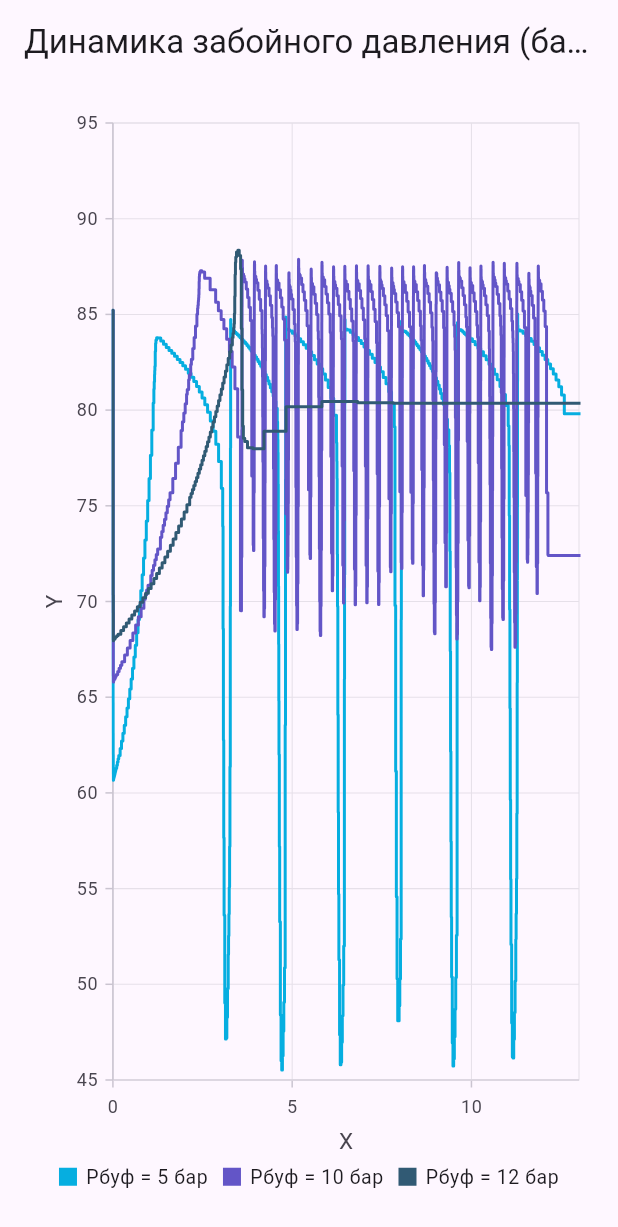
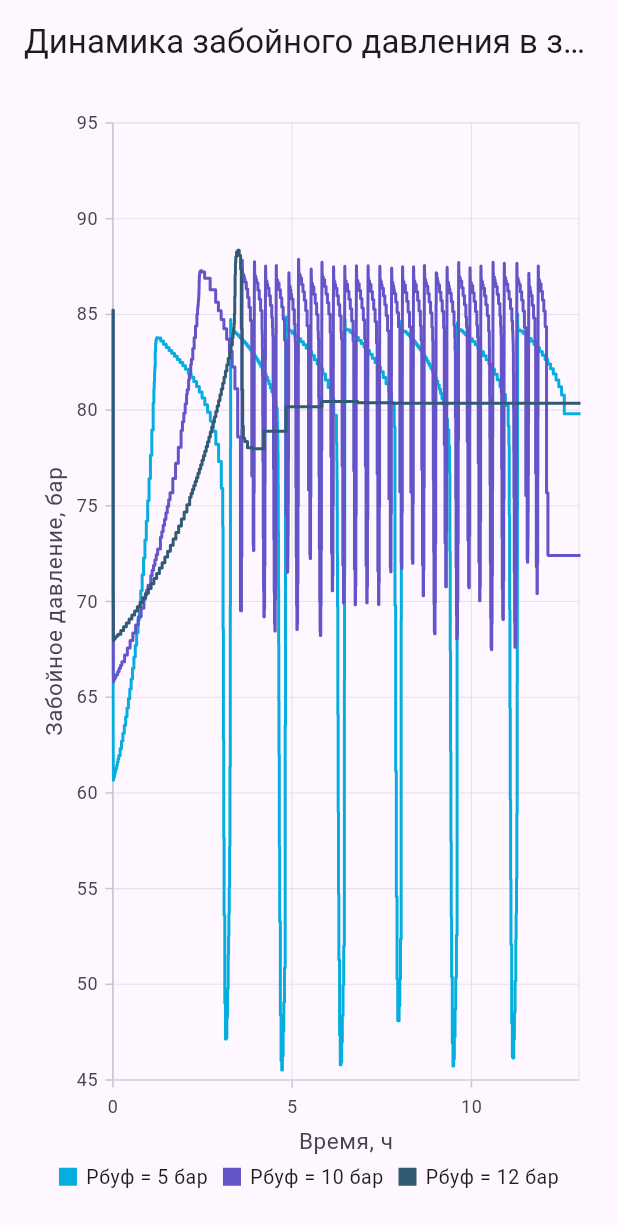
Before and after one commit to AzaliyaKh/trainer_simulator, a Flutter app: the screen it shows after launch, on a phone screen of 412 x 824 dp. Shown: the top 1227 px of the screen. Run offline on Flutter 3.47's test engine with Material 3 defaults, Android fonts, the phone set to English and light mode, and no system bars; our stand-ins replace syncfusion_flutter_charts.

Commit message:
Updated main.dart

```diff
--- a/lib/main.dart
+++ b/lib/main.dart
@@ -92,7 +92,7 @@ class _ChartPageState extends State<ChartPage> {
   Widget build(BuildContext context) {
     return Scaffold(
       appBar: AppBar(
-        title: const Text('Динамика забойного давления (бар) в зависимости от времени (часы)'),
+        title: const Text('Динамика забойного давления в зависимости от времени'),
       ),
       body: Center(
         child: isLoading
@@ -106,12 +106,12 @@ class _ChartPageState extends State<ChartPage> {
                       primaryXAxis: NumericAxis(
                         minimum: 0,
                         maximum: 13,
-                        title: AxisTitle(text: 'X'),
+                        title: AxisTitle(text: 'Время, ч'),
                       ),
                       primaryYAxis: NumericAxis(
                         minimum: 45,
                         maximum: 95,
-                        title: AxisTitle(text: 'Y'),
+                        title: AxisTitle(text: 'Забойное давление, бар'),
                       ),
                       series: <CartesianSeries>[
                         StepLineSeries<ChartPoint, double>(
```
